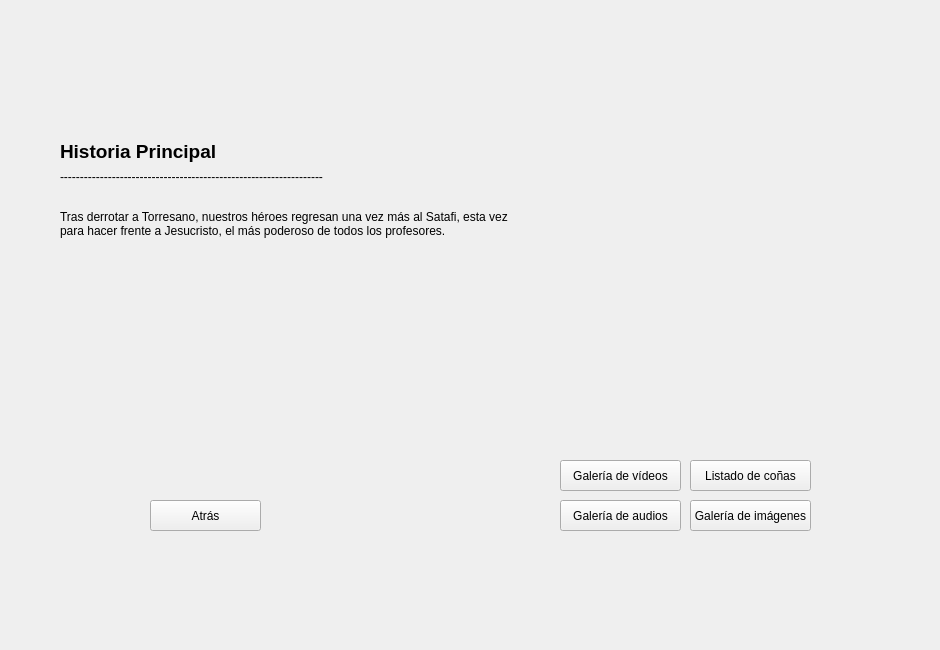
The window that sti2.ui (LORJIM/STI_The_Complete_Saga) describes before a commit, drawn with Qt 5.
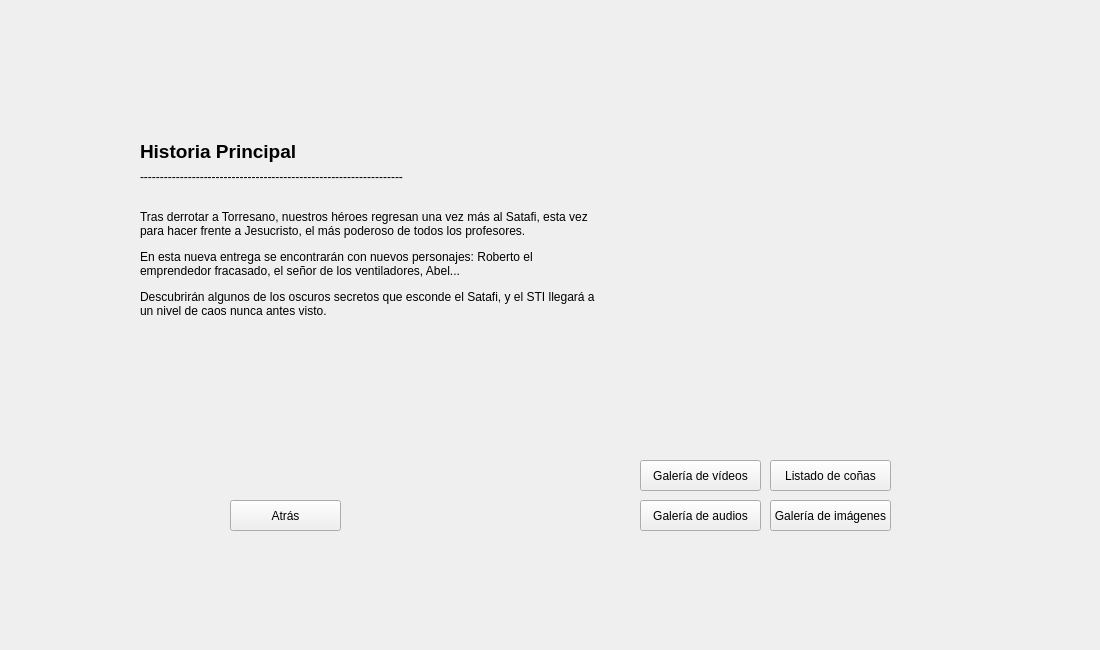
The same window after the commit. The open tabs and pages were chosen to show the change. Icons and pictures are not drawn.

```diff
--- a/sti2.ui
+++ b/sti2.ui
@@ -6,7 +6,7 @@
    <rect>
     <x>0</x>
     <y>0</y>
-    <width>940</width>
+    <width>1100</width>
     <height>650</height>
    </rect>
   </property>
@@ -18,8 +18,8 @@
   </property>
   <property name="maximumSize">
    <size>
-    <width>940</width>
-    <height>650</height>
+    <width>1100</width>
+    <height>720</height>
    </size>
   </property>
   <property name="windowTitle">
@@ -203,10 +203,16 @@
      <height>480</height>
     </size>
    </property>
+   <property name="maximumSize">
+    <size>
+     <width>1100</width>
+     <height>720</height>
+    </size>
+   </property>
    <widget class="QPushButton" name="pushButton_3">
     <property name="geometry">
      <rect>
-      <x>150</x>
+      <x>230</x>
       <y>500</y>
       <width>111</width>
       <height>31</height>
@@ -219,14 +225,14 @@
    <widget class="QLabel" name="label_3">
     <property name="geometry">
      <rect>
-      <x>60</x>
+      <x>140</x>
       <y>210</y>
       <width>461</width>
-      <height>161</height>
+      <height>121</height>
      </rect>
     </property>
     <property name="text">
-     <string>&lt;html&gt;&lt;head/&gt;&lt;body&gt;&lt;p&gt;Tras derrotar a Torresano, nuestros héroes regresan una vez más al Satafi, esta vez para hacer frente a Jesucristo, el más poderoso de todos los profesores.&lt;/p&gt;&lt;/body&gt;&lt;/html&gt;</string>
+     <string>&lt;html&gt;&lt;head/&gt;&lt;body&gt;&lt;p&gt;Tras derrotar a Torresano, nuestros héroes regresan una vez más al Satafi, esta vez para hacer frente a Jesucristo, el más poderoso de todos los profesores.&lt;/p&gt;&lt;p&gt;En esta nueva entrega se encontrarán con nuevos personajes: Roberto el emprendedor fracasado, el señor de los ventiladores, Abel...&lt;/p&gt;&lt;p&gt;Descubrirán algunos de los oscuros secretos que esconde el Satafi, y el STI llegará a un nivel de caos nunca antes visto.&lt;/p&gt;&lt;/body&gt;&lt;/html&gt;</string>
     </property>
     <property name="alignment">
      <set>Qt::AlignLeading|Qt::AlignLeft|Qt::AlignTop</set>
@@ -238,7 +244,7 @@
    <widget class="QLabel" name="label">
     <property name="geometry">
      <rect>
-      <x>60</x>
+      <x>140</x>
       <y>140</y>
       <width>241</width>
       <height>41</height>
@@ -264,7 +270,7 @@
    <widget class="QLabel" name="label_2">
     <property name="geometry">
      <rect>
-      <x>60</x>
+      <x>140</x>
       <y>170</y>
       <width>481</width>
       <height>31</height>
@@ -283,7 +289,7 @@
    <widget class="QPushButton" name="pushButton_7">
     <property name="geometry">
      <rect>
-      <x>690</x>
+      <x>770</x>
       <y>460</y>
       <width>121</width>
       <height>31</height>
@@ -296,7 +302,7 @@
    <widget class="QLabel" name="label_4">
     <property name="geometry">
      <rect>
-      <x>180</x>
+      <x>260</x>
       <y>30</y>
       <width>611</width>
       <height>101</height>
@@ -315,7 +321,7 @@
    <widget class="QLabel" name="label_5">
     <property name="geometry">
      <rect>
-      <x>550</x>
+      <x>630</x>
       <y>160</y>
       <width>351</width>
       <height>191</height>
@@ -334,7 +340,7 @@
    <widget class="QPushButton" name="pushButton_14">
     <property name="geometry">
      <rect>
-      <x>560</x>
+      <x>640</x>
       <y>460</y>
       <width>121</width>
       <height>31</height>
@@ -347,7 +353,7 @@
    <widget class="QPushButton" name="pushButton_15">
     <property name="geometry">
      <rect>
-      <x>560</x>
+      <x>640</x>
       <y>500</y>
       <width>121</width>
       <height>31</height>
@@ -360,7 +366,7 @@
    <widget class="QPushButton" name="pushButton_17">
     <property name="geometry">
      <rect>
-      <x>690</x>
+      <x>770</x>
       <y>500</y>
       <width>121</width>
       <height>31</height>
@@ -370,6 +376,63 @@
      <string>Galería de imágenes</string>
     </property>
    </widget>
+   <widget class="QLabel" name="label_7">
+    <property name="geometry">
+     <rect>
+      <x>230</x>
+      <y>320</y>
+      <width>241</width>
+      <height>141</height>
+     </rect>
+    </property>
+    <property name="text">
+     <string/>
+    </property>
+    <property name="pixmap">
+     <pixmap resource="images.qrc">:/images/STI2_2.jpg</pixmap>
+    </property>
+    <property name="scaledContents">
+     <bool>true</bool>
+    </property>
+   </widget>
+   <widget class="QLabel" name="label_8">
+    <property name="geometry">
+     <rect>
+      <x>460</x>
+      <y>350</y>
+      <width>131</width>
+      <height>131</height>
+     </rect>
+    </property>
+    <property name="text">
+     <string/>
+    </property>
+    <property name="pixmap">
+     <pixmap resource="images.qrc">:/images/STI2_3.jpg</pixmap>
+    </property>
+    <property name="scaledContents">
+     <bool>true</bool>
+    </property>
+   </widget>
+   <widget class="QLabel" name="label_9">
+    <property name="geometry">
+     <rect>
+      <x>150</x>
+      <y>360</y>
+      <width>91</width>
+      <height>121</height>
+     </rect>
+    </property>
+    <property name="text">
+     <string/>
+    </property>
+    <property name="pixmap">
+     <pixmap resource="images.qrc">:/images/STI2_4.JPG</pixmap>
+    </property>
+    <property name="scaledContents">
+     <bool>true</bool>
+    </property>
+   </widget>
   </widget>
   <widget class="QWidget" name="page_3">
    <property name="minimumSize">
```
Left out of the diff: 71 changed lines with no effect on the pictures.
